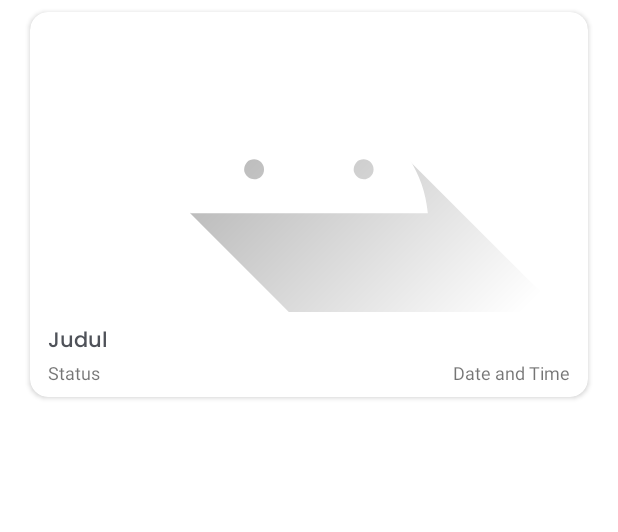
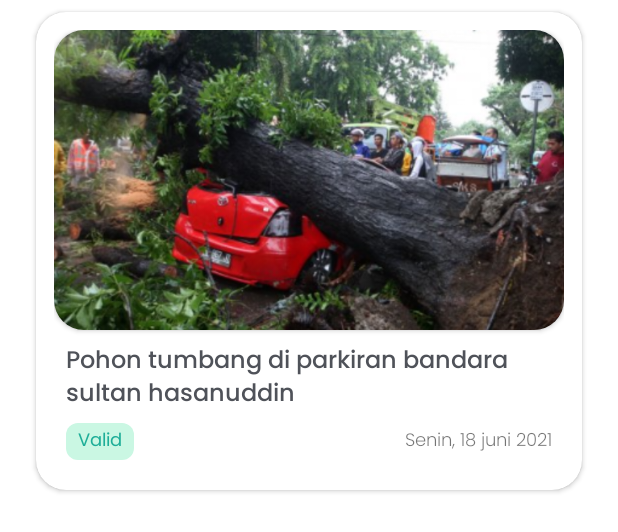
Before and after one commit to rrdhoi/Japor, an Android app: the layout list_all_report.xml on its own in the app's theme, with its tools: preview values and no code run, on a phone screen of 412 x 824 dp. Shown: the top 532 px of the screen. Run offline under Robolectric (Android 15) with nearby library versions, the phone set to English and light mode, and no system bars.

Commit message:
added progressbar, item list fixed

```diff
--- a/app/build.gradle
+++ b/app/build.gradle
@@ -77,6 +77,6 @@ dependencies {
     // Camera
     implementation 'com.github.dhaval2404:imagepicker:2.0'
 
-    // loader
-    //implementation 'com.steelkiwi:sliding-square-loader-view:1.0.0'
+    // lottie
+    implementation "com.airbnb.android:lottie:3.4.4"
 }
--- /dev/null
+++ b/app/src/main/res/drawable/shape_rectangle_green.xml
@@ -0,0 +1,9 @@
+<?xml version="1.0" encoding="utf-8"?>
+<shape xmlns:android="http://schemas.android.com/apk/res/android"
+    android:shape="rectangle">
+
+    <solid android:color="#caf7e3"/>
+
+    <corners android:radius="8dp"/>
+
+</shape>
--- a/app/src/main/res/layout/list_all_report.xml
+++ b/app/src/main/res/layout/list_all_report.xml
@@ -12,41 +12,49 @@
         app:layout_constraintBottom_toBottomOf="parent"
         app:layout_constraintStart_toStartOf="parent"
         app:layout_constraintEnd_toEndOf="parent"
-        app:cardCornerRadius="12dp"
+        app:cardCornerRadius="20dp"
         android:layout_marginTop="8dp"
-        android:layout_marginStart="20dp"
-        android:layout_marginEnd="20dp"
+        android:layout_marginStart="24dp"
+        android:layout_marginEnd="24dp"
         android:layout_marginBottom="8dp">
 
         <androidx.constraintlayout.widget.ConstraintLayout
             android:layout_width="match_parent"
-            android:layout_height="wrap_content">
+            android:layout_height="wrap_content"
+            android:padding="12dp">
 
-            <ImageView
-                android:id="@+id/iv_event"
-                android:layout_width="match_parent"
-                android:layout_height="200dp"
+            <androidx.cardview.widget.CardView
+                android:id="@+id/card_img"
+                android:layout_width="wrap_content"
+                android:layout_height="wrap_content"
+                app:cardCornerRadius="20dp"
                 app:layout_constraintTop_toTopOf="parent"
                 app:layout_constraintStart_toStartOf="parent"
-                app:layout_constraintEnd_toEndOf="parent"
-                tools:src="@drawable/ic_launcher_foreground"
-                android:scaleType="centerCrop"
-                tools:ignore="ContentDescription" />
+                app:layout_constraintEnd_toEndOf="parent">
+
+                <ImageView
+                    android:id="@+id/iv_event"
+                    android:layout_width="match_parent"
+                    android:layout_height="200dp"
+                    tools:src="@drawable/dummy_foto"
+                    android:scaleType="centerCrop"
+                    tools:ignore="ContentDescription" />
+            </androidx.cardview.widget.CardView>
 
             <TextView
                 android:id="@+id/tv_title"
                 android:layout_width="match_parent"
                 android:layout_height="wrap_content"
-                app:layout_constraintTop_toBottomOf="@id/iv_event"
+                app:layout_constraintTop_toBottomOf="@id/card_img"
                 app:layout_constraintStart_toStartOf="parent"
                 app:layout_constraintEnd_toEndOf="parent"
                 android:layout_marginTop="8dp"
-                android:layout_marginStart="12dp"
-                android:layout_marginEnd="12dp"
-                android:textSize="14sp"
+                android:layout_marginStart="8dp"
+                android:layout_marginEnd="8dp"
+                android:textSize="16sp"
                 android:fontFamily="@font/poppins_medium"
                 android:textColor="@color/grey_500"
-                tools:text="Judul" />
+                tools:text="Pohon tumbang di parkiran bandara sultan hasanuddin" />
 
             <TextView
                 android:id="@+id/tv_status"
@@ -55,22 +63,30 @@
                 app:layout_constraintTop_toBottomOf="@id/tv_title"
                 app:layout_constraintStart_toStartOf="parent"
                 app:layout_constraintBottom_toBottomOf="parent"
-                android:layout_marginStart="12sp"
                 android:layout_marginBottom="8sp"
+                android:fontFamily="@font/poppins"
+                android:textColor="@color/green_500"
+                android:paddingTop="2dp"
+                android:paddingBottom="2dp"
+                android:paddingLeft="8dp"
+                android:paddingRight="8dp"
+                android:layout_marginTop="5dp"
+                android:layout_marginStart="8dp"
+                android:background="@drawable/shape_rectangle_green"
                 android:textSize="12sp"
-                tools:text="Status" />
+                tools:text="Valid" />
 
             <TextView
                 android:id="@+id/tv_date_time"
                 android:layout_width="wrap_content"
                 android:layout_height="wrap_content"
-                app:layout_constraintTop_toBottomOf="@id/tv_title"
+                android:fontFamily="@font/poppins_light"
+                android:textSize="12sp"
+                android:layout_marginEnd="8dp"
+                app:layout_constraintBottom_toBottomOf="@+id/tv_status"
                 app:layout_constraintEnd_toEndOf="parent"
-                app:layout_constraintBottom_toBottomOf="parent"
-                android:layout_marginEnd="12sp"
-                android:layout_marginBottom="8sp"
-                android:textSize="12sp"
-                tools:text="Date and Time" />
+                app:layout_constraintTop_toTopOf="@+id/tv_status"
+                tools:text="Senin, 18 juni 2021" />
 
         </androidx.constraintlayout.widget.ConstraintLayout>
 
--- a/app/src/main/res/values/colors.xml
+++ b/app/src/main/res/values/colors.xml
@@ -16,6 +16,10 @@
     <color name="white">#FFFFFFFF</color>
     <color name="dark_blue">#123456</color>
 
+    <color name="green_500">#1eae98</color>
+    <color name="yellow_500">#ffc107</color>
+    <color name="red_500">#dc3545</color>
+
     <color name="white_500">#E7E7E7</color>
 
     <color name="field_input">#F8F8F8</color>
--- a/build.gradle
+++ b/build.gradle
@@ -6,7 +6,7 @@ buildscript {
         mavenCentral()
     }
     dependencies {
-        classpath 'com.android.tools.build:gradle:4.2.1'
+        classpath 'com.android.tools.build:gradle:4.1.3'
         //noinspection DifferentKotlinGradleVersion
         classpath "org.jetbrains.kotlin:kotlin-gradle-plugin:$kotlin_version"
         classpath 'com.google.gms:google-services:4.3.8'
```
Also changed, not shown: app/src/main/java/com/bangkit/japorapp/ui/BaseView.kt (added, +7 -0 lines), app/src/main/java/com/bangkit/japorapp/ui/HomeActivity.kt (+25 -1 lines), app/src/main/java/com/bangkit/japorapp/ui/home/HomeAdapter.kt (+16 -3 lines), app/src/main/java/com/bangkit/japorapp/ui/profile/ProfileFragment.kt (+28 -6 lines), app/src/main/java/com/bangkit/japorapp/ui/report/ReportActivity.kt (+32 -5 lines), app/src/main/java/com/bangkit/japorapp/ui/sign_in/SignInFragment.kt (+27 -3 lines), app/src/main/java/com/bangkit/japorapp/ui/sign_up/SignUpFragment.kt (+38 -10 lines), app/src/main/res/drawable/shape_rectangle_red.xml (added, +9 -0 lines), app/src/main/res/drawable/shape_rectangle_yellow.xml (added, +9 -0 lines), app/src/main/res/layout/activity_report.xml (+95 -91 lines), app/src/main/res/layout/dialog_loader.xml (added, +20 -0 lines), app/src/main/res/raw/progress_bar.json (added, +1 -0 lines), app/src/main/res/drawable/dummy_foto.png (added), app/src/main/res/drawable/ic_retake.png (added).
